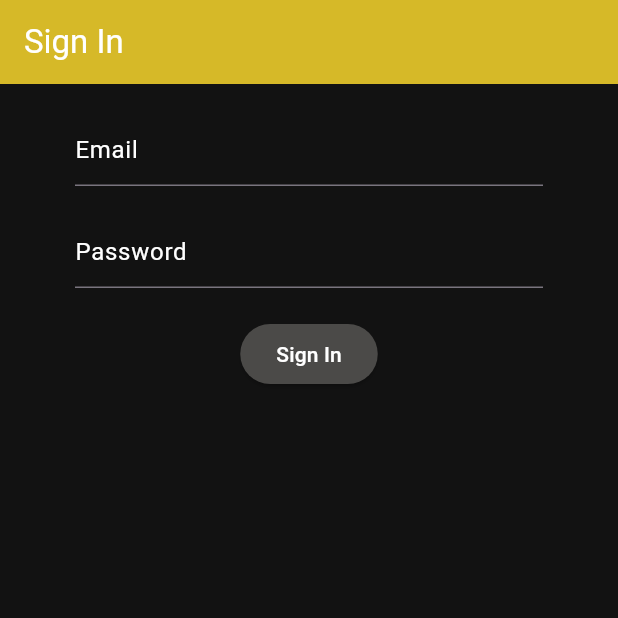
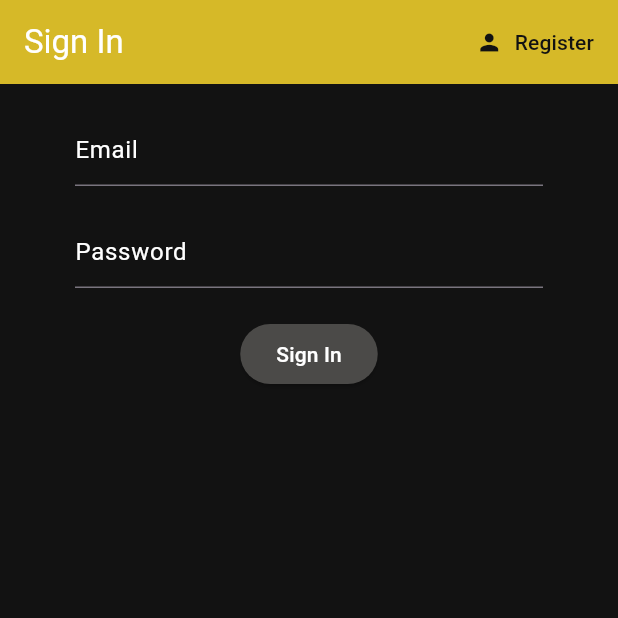
Before and after one commit to gawlowskiandrzej/fittracker, a Flutter app: the screen it shows after launch, on a phone screen of 412 x 824 dp, the top half of it. Run offline on Flutter 3.47's test engine with Material 3 defaults, Android fonts, the phone set to English and light mode, and no system bars; our stand-ins replace firebase_auth, firebase_core; accounts and stored records are empty.

Commit message:
working register and login

```diff
--- a/lib/theme/theme_data.dart
+++ b/lib/theme/theme_data.dart
@@ -16,7 +16,11 @@ final ThemeData appTheme = ThemeData(
     foregroundColor: AppColors.text,
     iconTheme: IconThemeData(color: AppColors.text),
   ),
-
+  textButtonTheme: TextButtonThemeData(
+    style: TextButton.styleFrom(
+      foregroundColor: AppColors.background,
+    ),
+  ),
   elevatedButtonTheme: ElevatedButtonThemeData(
     style: ElevatedButton.styleFrom(
       backgroundColor: AppColors.primary,
--- a/lib/views/home/wrapper.dart
+++ b/lib/views/home/wrapper.dart
@@ -1,6 +1,8 @@
 import 'package:fittracker/models/user.dart';
 import 'package:fittracker/views/home/home.dart';
 import 'package:fittracker/views/login/login_view.dart';
+import 'package:fittracker/views/login/register.dart';
+import 'package:fittracker/views/login/sign_in.dart';
 import 'package:flutter/material.dart';
 import 'package:provider/provider.dart';
 
--- a/lib/views/login/login_view.dart
+++ b/lib/views/login/login_view.dart
@@ -1,3 +1,4 @@
+import 'package:fittracker/views/login/register.dart';
 import 'package:fittracker/views/login/sign_in.dart';
 import 'package:flutter/material.dart';
 
@@ -9,9 +10,18 @@ class Login extends StatefulWidget {
 }
 
 class _LoginState extends State<Login> {
+
+  bool showSignIn = true;
+  void toggleView() {
+    setState(() => showSignIn = !showSignIn);
+  }
+
   @override
   Widget build(BuildContext context) {
-    return Container(
-      child: SignIn(),
-  );}
+    if (showSignIn) {
+      return SignIn(toggleView: toggleView);
+    } else {
+      return Register(toggleView: toggleView);
+    }
+  }
 }
--- a/lib/views/login/sign_in.dart
+++ b/lib/views/login/sign_in.dart
@@ -1,10 +1,10 @@
-import 'package:fittracker/models/user.dart';
 import 'package:fittracker/services/auth.dart';
-import 'package:fittracker/theme/colors.dart';
 import 'package:flutter/material.dart';
 
 class SignIn extends StatefulWidget {
-  const SignIn({super.key});
+  const SignIn({required this.toggleView});
+
+  final Function? toggleView;
 
   @override
   State<SignIn> createState() => _SignInState();
@@ -21,6 +21,15 @@ class _SignInState extends State<SignIn> {
     return Scaffold(
       appBar: AppBar(
         title: const Text('Sign In'),
+        actions: <Widget>[
+          TextButton.icon(
+            icon: const Icon(Icons.person),
+            label: const Text('Register'),
+            onPressed: () {
+                widget.toggleView!();
+            },
+          ),
+        ],
         elevation: 0.0,
       ),
       body: Container(
@@ -47,7 +56,7 @@ class _SignInState extends State<SignIn> {
                 onPressed: () async {
                   print('Email: $email, Password: $password');
                   //await _auth.signInAnon();
-                  dynamic result = await _auth.signInWithEmailAndPassword('email', 'password');
+                  dynamic result = await _auth.signInWithEmailAndPassword(email!, password!);
                   if (result == null) {
                     print('Error signing in');
                   } else {
```
Also changed, not shown: lib/views/login/register.dart (+13 -2 lines).
